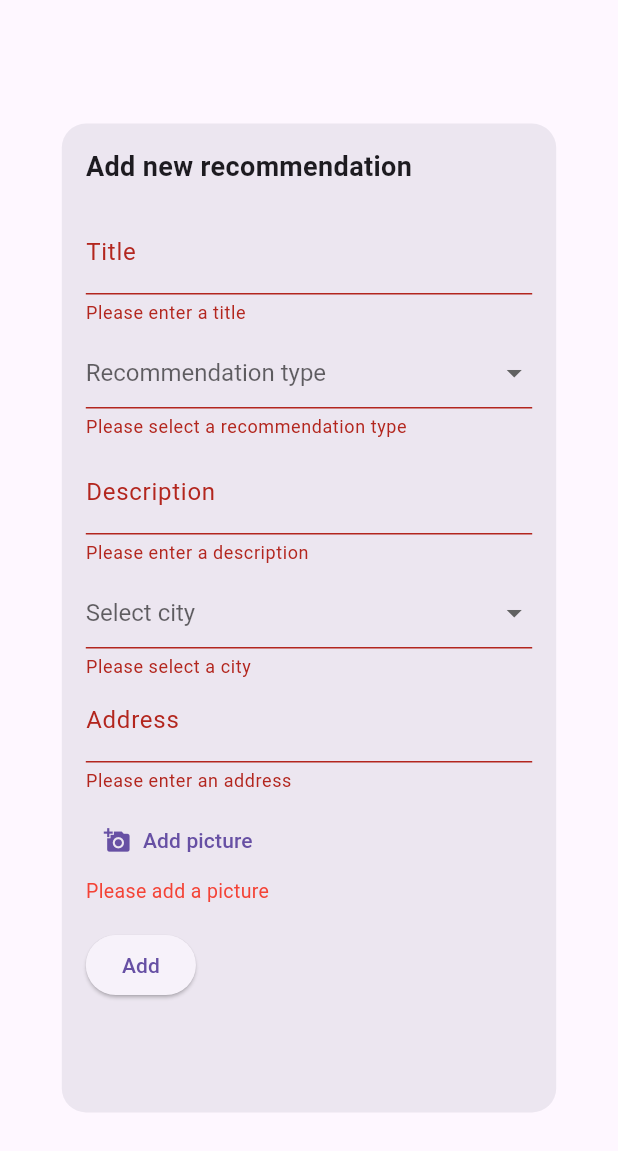
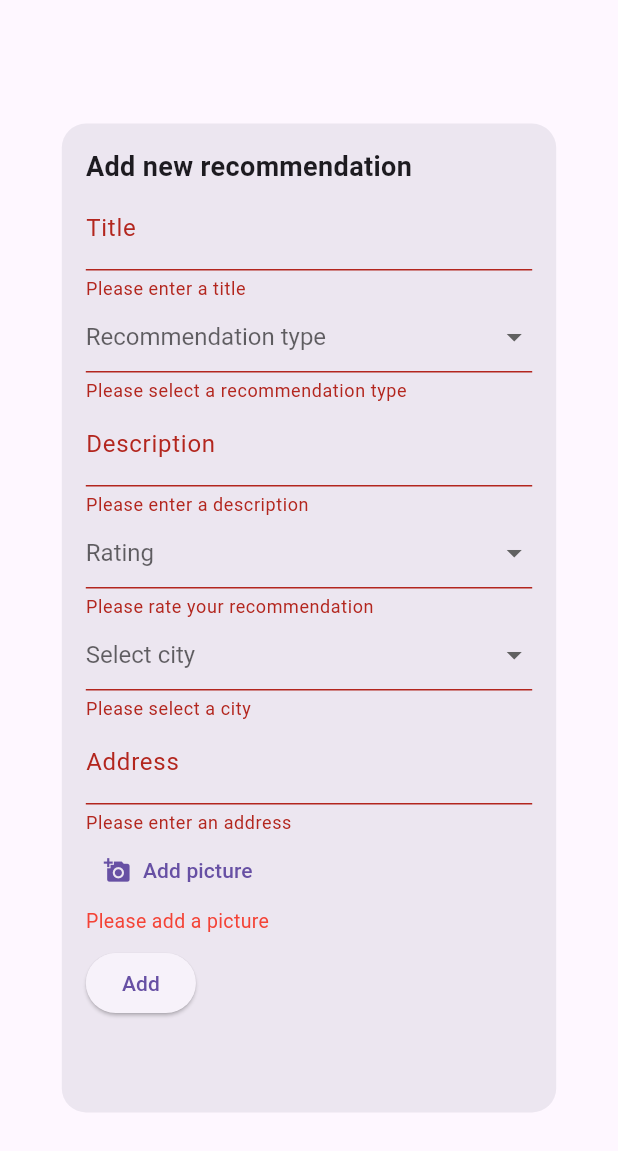
Before and after one commit to c-gillet/Travel-Application, a Flutter app: the NewRecommendation widget shown alone on an empty page, opened directly, after a tap on "Add", on a phone screen of 412 x 824 dp. Shown: the top 1151 px of the screen. Run offline on Flutter 3.47's test engine with Material 3 defaults, Android fonts, the phone set to English and light mode, and no system bars; our stand-ins replace cloud_firestore, firebase_auth, firebase_core, image_picker, modal_progress_hud_nsn, table_calendar; accounts and stored records are empty.

Commit message:
#5 add rating

```diff
--- a/lib/homepage.dart
+++ b/lib/homepage.dart
@@ -115,6 +115,7 @@ class HomePage extends StatelessWidget {
   }
 }
 
+
 class NewRecommendation extends StatefulWidget {
   @override
   _NewRecommendation createState() => _NewRecommendation();
@@ -128,6 +129,7 @@ class _NewRecommendation extends State<NewRecommendation> {
   late TextEditingController descriptionController;
   String? selectedType;
   String? selectedCity;
+  String? selectedRating;
   late TextEditingController addressController;
   late XFile? pickedImage = null;
   final GlobalKey<FormState> _formKey = GlobalKey<FormState>();
@@ -142,6 +144,7 @@ class _NewRecommendation extends State<NewRecommendation> {
     selectedType = null;
     selectedCity = null;
     addressController = TextEditingController();
+    selectedRating = null;
   }
 
   @override
@@ -182,7 +185,6 @@ class _NewRecommendation extends State<NewRecommendation> {
                     fontWeight: FontWeight.bold,
                   ),
                 ),
-                SizedBox(height: 16.0),
                 Form(
                   key: _formKey,
                   child: Column(
@@ -198,7 +200,6 @@ class _NewRecommendation extends State<NewRecommendation> {
                           return null;
                         },
                       ),
-                      SizedBox(height: 8.0),
                       Container(
                         width: double.infinity,
                         child: DropdownButtonFormField<String>(
@@ -230,7 +231,6 @@ class _NewRecommendation extends State<NewRecommendation> {
                           }).toList(),
                         ),
                       ),
-                      SizedBox(height: 8.0),
                       TextFormField(
                         controller: descriptionController,
                         decoration: InputDecoration(labelText: 'Description'),
@@ -241,7 +241,32 @@ class _NewRecommendation extends State<NewRecommendation> {
                           return null;
                         },
                       ),
-                      SizedBox(height: 8.0),
+                      Container(
+                        width: double.infinity,
+                        child: DropdownButtonFormField<String>(
+                          hint: Text('Rating'),
+                          value: selectedRating,
+                          elevation: 16,
+                          style: TextStyle(color: Colors.black, fontSize: 16),
+                          onChanged: (String? newValue) {
+                            setState(() {
+                              selectedRating = newValue;
+                            });
+                          },
+                          validator: (value) {
+                            if (value == null || value.isEmpty) {
+                              return 'Please rate your recommendation';
+                            }
+                            return null;
+                          },
+                          items: ['1', '2', '3', '4', '5'].map<DropdownMenuItem<String>>((String value) {
+                            return DropdownMenuItem<String>(
+                              value: value,
+                              child: Text(value),
+                            );
+                          }).toList(),
+                        ),
+                      ),
                       Container(
                         width: double.infinity,
                         child: DropdownButtonFormField<String>(
@@ -282,7 +307,6 @@ class _NewRecommendation extends State<NewRecommendation> {
                     ],
                   ),
                 ),
-                SizedBox(height: 8.0),
                 TextButton.icon(
                   onPressed: () async {
                     XFile? image = await ImagePicker()
@@ -296,12 +320,17 @@ class _NewRecommendation extends State<NewRecommendation> {
                   icon: Icon(Icons.add_a_photo),
                   label: Text('Add picture'),
                 ),
-                if (showErrorMessage)
+                if (showErrorMessage && pickedImage == null)
                   Text(
                     'Please add a picture',
                     style: TextStyle(color: Colors.red, fontSize: 13),
                   ),
-                SizedBox(height: 16.0),
+                if (pickedImage != null)
+                  Text(
+                    'Image successfully loaded!',
+                    style: TextStyle(color: Colors.green, fontSize: 13),
+                  ),
+                SizedBox(height: 8,),
                 ElevatedButton(
                   onPressed: () {
                     setState(() {
@@ -309,6 +338,7 @@ class _NewRecommendation extends State<NewRecommendation> {
                           _formKey.currentState?.validate() == false ||
                               selectedType == null ||
                               selectedCity == null ||
+                              selectedRating == null ||
                               pickedImage == null;
                     });
 
@@ -341,6 +371,7 @@ class _NewRecommendation extends State<NewRecommendation> {
       'address': addressController.text,
       'type': selectedType,
       'username': username,
+      'recoRating': selectedRating,
       'picture': pickedImage!.path,
     });
 
@@ -348,6 +379,7 @@ class _NewRecommendation extends State<NewRecommendation> {
     descriptionController.clear();
     selectedType = null;
     selectedCity = null;
+    selectedRating = null;
     addressController.clear();
     pickedImage = null;
     Navigator.pop(context);
```
